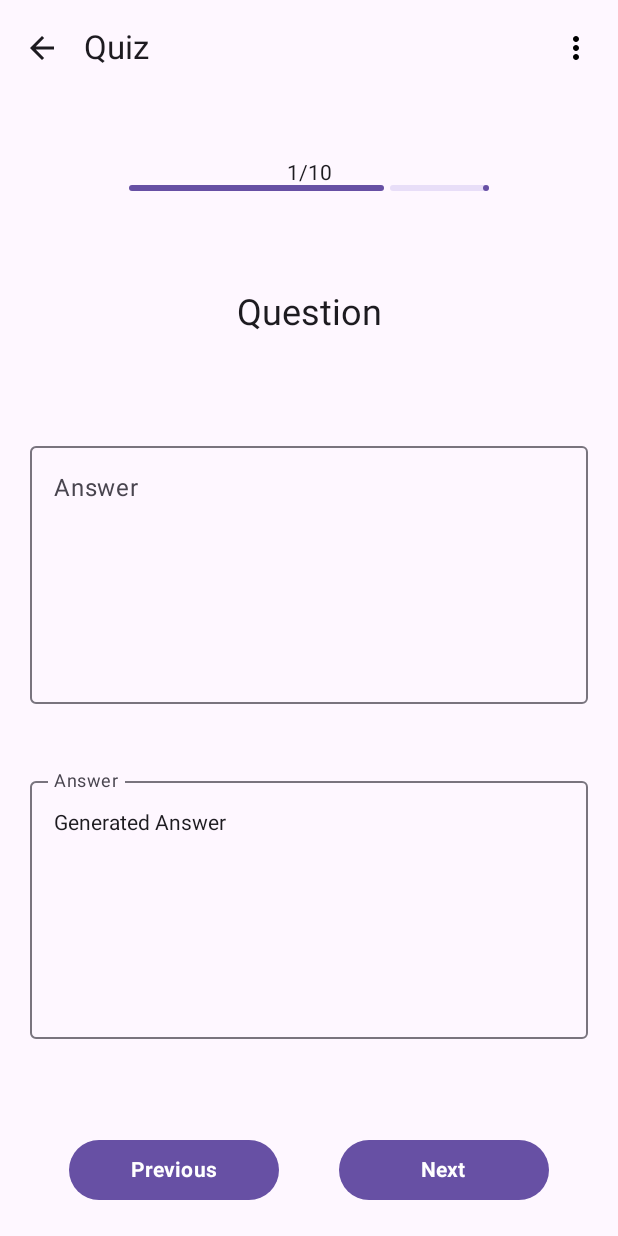
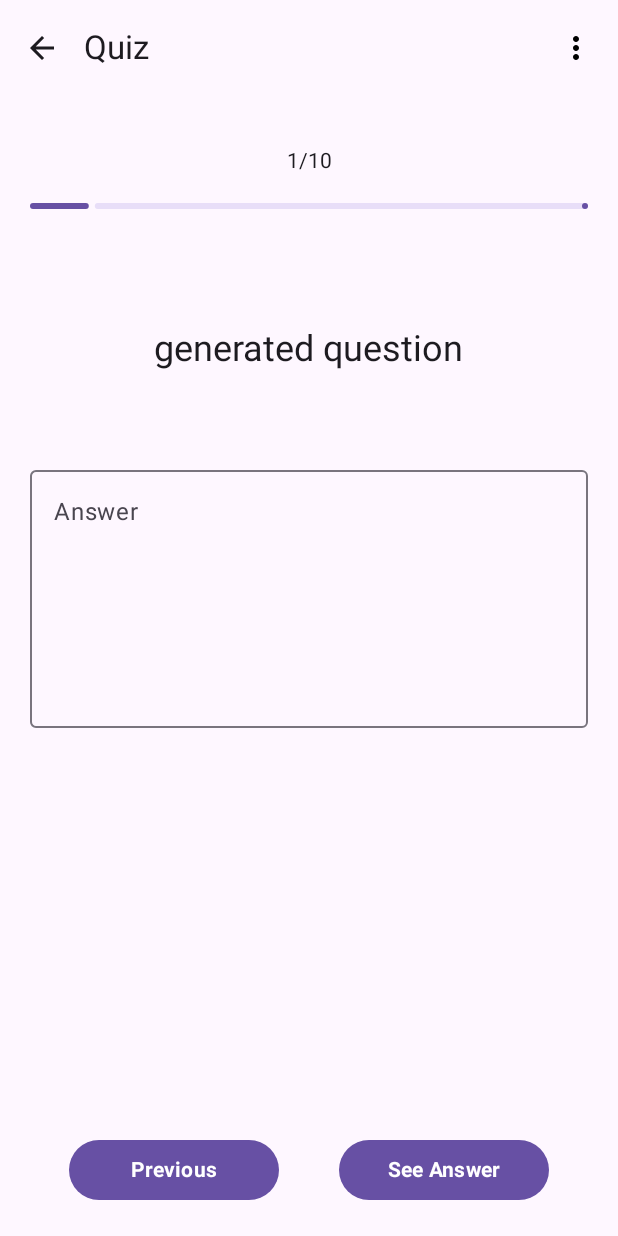
Before and after one commit to snuhcs-course/swpp-2023-project-team-7, an Android app built with Jetpack Compose: the QuizActivity screen opened directly, with no data from a screen before it, on a phone screen of 412 x 824 dp. Run offline under Robolectric (Android 15) with nearby library versions, the light colour scheme and no system bars.

Commit message:
viewer: QuizView updated

```diff
--- a/frontend/app/src/main/java/com/example/shareader/QuizActivity.kt
+++ b/frontend/app/src/main/java/com/example/shareader/QuizActivity.kt
@@ -2,28 +2,12 @@ package com.example.shareader
 
 import android.os.Bundle
 import androidx.activity.ComponentActivity
-import androidx.activity.compose.BackHandler
 import androidx.activity.compose.setContent
-import androidx.compose.animation.EnterTransition
-import androidx.compose.animation.ExitTransition
-import androidx.compose.foundation.layout.Arrangement
-import androidx.compose.foundation.layout.Column
-import androidx.compose.foundation.layout.fillMaxSize
-import androidx.compose.material.icons.Icons
-import androidx.compose.material.icons.filled.ArrowBack
-import androidx.compose.material3.MaterialTheme
-import androidx.compose.material3.Scaffold
-import androidx.compose.material3.Surface
-import androidx.compose.material3.Text
-import androidx.compose.material3.TopAppBar
-import androidx.compose.runtime.Composable
-import androidx.compose.ui.Alignment
-import androidx.compose.ui.Modifier
-import androidx.compose.ui.tooling.preview.Preview
+import androidx.navigation.NavType
 import androidx.navigation.compose.NavHost
 import androidx.navigation.compose.composable
 import androidx.navigation.compose.rememberNavController
-import com.example.shareader.ui.theme.SHAReaderTheme
+import androidx.navigation.navArgument
 
 class QuizActivity : ComponentActivity() {
     override fun onCreate(savedInstanceState: Bundle?) {
@@ -37,8 +21,20 @@ class QuizActivity : ComponentActivity() {
                 composable("quiz") {
                     QuizView(navController)
                 }
-                composable("report") {
-                    ReportView(navController)
+                composable(
+                    route = "report/{question}/{answer}",
+                    arguments = listOf(
+                        navArgument("question"){type = NavType.StringType},
+                        navArgument("answer"){type = NavType.StringType}
+                    )
+                ) {
+//                    ReportView(navController)
+                    backStackEntry ->
+                    val question = backStackEntry.arguments?.getString("question")
+                    val answer = backStackEntry.arguments?.getString("answer")
+                    if(question!= null && answer!= null){
+                        ReportView(navController, question, answer)
+                    }
                 }
             }
         }
--- a/frontend/app/src/main/java/com/example/shareader/QuizView.kt
+++ b/frontend/app/src/main/java/com/example/shareader/QuizView.kt
@@ -40,11 +40,21 @@ import androidx.compose.ui.text.font.FontWeight
 import androidx.compose.ui.unit.dp
 import androidx.compose.material3.*
 import androidx.compose.runtime.*
+import androidx.compose.runtime.saveable.rememberSaveable
+import androidx.compose.ui.draw.alpha
 import androidx.compose.ui.unit.sp
 import androidx.navigation.NavController
 
+object Quiz {
+    var idx = 1
+    var question = "generated question"
+    var answer = "generated answer"
+}
+
 @Composable
 fun QuizView(navController: NavController) {
+    var answerVisible by remember { mutableStateOf(false) }
+
     val context = LocalContext.current
     val activityLauncher = rememberLauncherForActivityResult(
         contract = ActivityResultContracts.StartActivityForResult()
@@ -62,12 +72,18 @@ fun QuizView(navController: NavController) {
             verticalArrangement = Arrangement.SpaceBetween,
             modifier = Modifier.padding()
         ){
-            TopBar(name = "Quiz", navController)
-            QuizProgressIndicator()
-            getQuestion()
+            TopBar(name = "Quiz", navController, Quiz.question, Quiz.answer)
+            QuizProgressIndicator(Quiz.idx)
+            getQuestion(Quiz.question)
             writeAnswer()
-            getAnswer()
-            BottomBar()
+            getAnswer(answerVisible, Quiz.answer)
+            BottomBar(answerVisible){
+                if(answerVisible && Quiz.idx < 10){
+                    Quiz.idx++
+                    /*Todo: update generated quiz and answer*/
+                }
+                answerVisible = !answerVisible
+            }
         }
 
     }
@@ -75,7 +91,7 @@ fun QuizView(navController: NavController) {
 @SuppressLint("UnusedMaterial3ScaffoldPaddingParameter")
 @OptIn(ExperimentalMaterial3Api::class)
 @Composable
-fun TopBar(name: String , navController: NavController) {
+fun TopBar(name: String , navController: NavController, question: String, answer: String) {
     val context = LocalContext.current
     var expanded by remember { mutableStateOf(false) }
     val activityLauncher = rememberLauncherForActivityResult(
@@ -109,7 +125,7 @@ fun TopBar(name: String , navController: NavController) {
             ) {
                 DropdownMenuItem(
                     text = { Text("Report This Quiz") },
-                    onClick = { navController.navigate("report")}
+                    onClick = { navController.navigate("report/${question}/${answer}")}
                 )
                 DropdownMenuItem(
                     text = { Text("Regenerate Quiz") },
@@ -125,7 +141,8 @@ fun TopBar(name: String , navController: NavController) {
 
 
 @Composable
-fun BottomBar(){
+fun BottomBar(answerVisible:Boolean, onClick: () -> Unit){
+
     Row(
         modifier = Modifier.padding()
 
@@ -146,14 +163,14 @@ fun BottomBar(){
         }
         Button(
             onClick = {
-
+                onClick()
             },
             modifier = Modifier
                 .width(180.dp)
                 .padding(20.dp)
         ) {
             Text(
-                text = "Next",
+                text = if(answerVisible) "Next" else "See Answer",
                 color = Color.White,
                 fontWeight = FontWeight.Bold
             )
@@ -165,18 +182,18 @@ fun BottomBar(){
 }
 
 @Composable
-fun QuizProgressIndicator(){
+fun QuizProgressIndicator(idx:Int){
     Column(
         horizontalAlignment = Alignment.CenterHorizontally
     ){
-        Text(text = "1/10")
-        LinearProgressIndicator(progress = 0.7f)
+        Text(text = "$idx/10")
+        LinearProgressIndicator(progress = idx/10.0f, modifier = Modifier.fillMaxWidth().padding(20.dp))
     }
 }
 
 @Composable
-fun getQuestion(){
-    Text(text = "Question", fontSize = 24.sp, modifier = Modifier.padding(24.dp))
+fun getQuestion(question : String){
+    Text(text = question, fontSize = 24.sp, modifier = Modifier.padding(24.dp))
 }
 
 
@@ -198,17 +215,18 @@ fun writeAnswer(){
 
 @OptIn(ExperimentalMaterial3Api::class)
 @Composable
-fun getAnswer(){
-
+fun getAnswer(answerVisible:Boolean, answer:String){
+    var alpha = if(answerVisible) 1f else 0f
     OutlinedTextField(
-        value = "Generated Answer",
+        value = answer,
         onValueChange = {},
         modifier = Modifier
             .padding(horizontal = 20.dp)
             .fillMaxWidth()
-            .height(180.dp),
+            .height(180.dp)
+            .alpha(alpha),
         label = { Text("Answer") },
-        readOnly = true, // Make it non-editable
+        readOnly = true
     )
 
 }
```
Also changed, not shown: frontend/app/src/main/java/com/example/shareader/BottomSheetView.kt (+8 -3 lines), frontend/app/src/main/java/com/example/shareader/ReportView.kt (+5 -21 lines).
